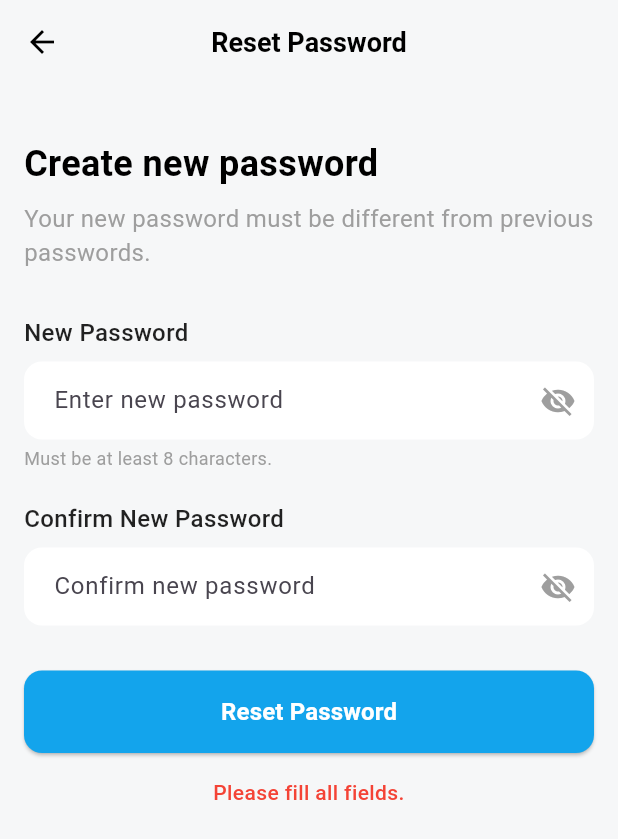
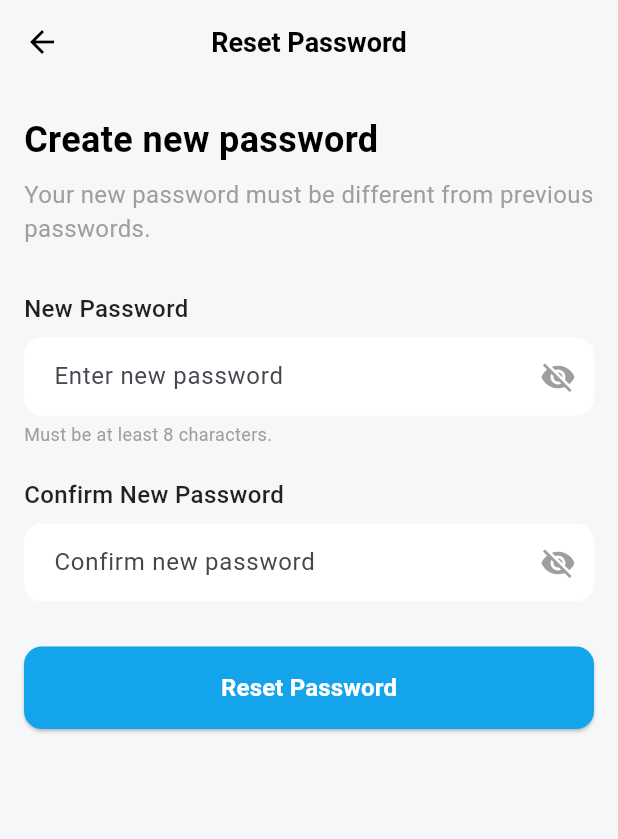
Before and after one commit to aymanSalahA/deal_wise, a Flutter app: the screen it shows after launch, after a tap on "Reset Password", on a phone screen of 412 x 824 dp. Shown: the top 839 px of the screen. Run offline on Flutter 3.47's test engine with Material 3 defaults, Android fonts, the phone set to English and light mode, and no system bars; our stand-ins replace dio, flutter_bloc.

Commit message:
checkpoint reset 1

```diff
--- a/lib/features/auth/data/api_service/reset_password_service.dart
+++ b/lib/features/auth/data/api_service/reset_password_service.dart
@@ -16,14 +16,8 @@ class ResetPasswordService {
 
     final response = await _dio.post(
       url,
-      data: {
-        'email': email,
-        'otp': otp,
-        'newPassword': newPassword,
-      },
-      options: Options(
-        headers: {'Content-Type': 'application/json'},
-      ),
+      data: {'email': email, 'otp': otp, 'newPassword': newPassword},
+      options: Options(headers: {'Content-Type': 'application/json'}),
     );
 
     log('✅ Response status: ${response.statusCode}');
--- a/lib/features/auth/presentation/cubit/reset_password_cubit.dart
+++ b/lib/features/auth/presentation/cubit/reset_password_cubit.dart
@@ -1,60 +1,19 @@
-import 'dart:developer';
-import 'package:dio/dio.dart';
 import 'package:flutter_bloc/flutter_bloc.dart';
-import '../../data/api_service/reset_password_service.dart';
 
-class ResetPasswordCubit extends Cubit<ResetPasswordState> {
-  final ResetPasswordService _service;
+// Cubit for New Password visibility
+class NewPasswordVisibilityCubit extends Cubit<bool> {
+  NewPasswordVisibilityCubit() : super(true); // true = obscured
 
-  ResetPasswordCubit(this._service) : super(ResetPasswordInitial());
-
-  Future<void> resetPassword({
-    required String email,
-    required String otp,
-    required String newPassword,
-  }) async {
-    log('🔹 resetPassword() called');
-    emit(ResetPasswordLoading());
-    log('🔹 State: ResetPasswordLoading');
-
-    try {
-      await _service.resetPassword(
-        email: email,
-        otp: otp,
-        newPassword: newPassword,
-      );
-      log('✅ API success');
-      emit(ResetPasswordSuccess());
-      log('🔹 State: ResetPasswordSuccess');
-    } on DioException catch (e) {
-      final message =
-          e.response?.data?.toString() ?? e.message ?? 'Unknown Dio error';
-      log('❌ DioException: $message');
-      emit(ResetPasswordFailure(message));
-      log('🔹 State: ResetPasswordFailure');
-    } catch (e) {
-      log('❌ General Exception: $e');
-      emit(ResetPasswordFailure(e.toString()));
-      log('🔹 State: ResetPasswordFailure (general)');
-    }
-  }
-
-  void setError(String message) {
-    log('⚠️ Validation Error: $message');
-    emit(ResetPasswordFailure(message));
+  void toggleVisibility() {
+    emit(!state);
   }
 }
 
-// States
-abstract class ResetPasswordState {}
+// Cubit for Confirm Password visibility
+class ConfirmPasswordVisibilityCubit extends Cubit<bool> {
+  ConfirmPasswordVisibilityCubit() : super(true); // true = obscured
 
-class ResetPasswordInitial extends ResetPasswordState {}
-
-class ResetPasswordLoading extends ResetPasswordState {}
-
-class ResetPasswordSuccess extends ResetPasswordState {}
-
-class ResetPasswordFailure extends ResetPasswordState {
-  final String error;
-  ResetPasswordFailure(this.error);
+  void toggleVisibility() {
+    emit(!state);
+  }
 }
--- a/lib/features/auth/presentation/screens/reset_password.dart
+++ b/lib/features/auth/presentation/screens/reset_password.dart
@@ -1,23 +1,21 @@
-import 'dart:developer';
 import 'package:flutter/material.dart';
 import 'package:flutter_bloc/flutter_bloc.dart';
 import '../cubit/reset_password_cubit.dart';
-import '../../data/api_service/reset_password_service.dart';
 
 class ResetPasswordScreen extends StatelessWidget {
-  ResetPasswordScreen({super.key});
-
   final TextEditingController _newPasswordController = TextEditingController();
   final TextEditingController _confirmPasswordController =
       TextEditingController();
 
-  final ValueNotifier<bool> _obscureNewPassword = ValueNotifier(true);
-  final ValueNotifier<bool> _obscureConfirmPassword = ValueNotifier(true);
+  ResetPasswordScreen({super.key});
 
   @override
   Widget build(BuildContext context) {
-    return BlocProvider(
-      create: (_) => ResetPasswordCubit(ResetPasswordService()),
+    return MultiBlocProvider(
+      providers: [
+        BlocProvider(create: (context) => NewPasswordVisibilityCubit()),
+        BlocProvider(create: (context) => ConfirmPasswordVisibilityCubit()),
+      ],
       child: Scaffold(
         backgroundColor: const Color(0xFFF6F7F8),
         appBar: AppBar(
@@ -25,7 +23,7 @@ class ResetPasswordScreen extends StatelessWidget {
           elevation: 0,
           leading: IconButton(
             icon: const Icon(Icons.arrow_back, color: Colors.black),
-            onPressed: () => Navigator.pop(context),
+            onPressed: () => Navigator.of(context).pop(),
           ),
           title: const Text(
             'Reset Password',
@@ -38,12 +36,9 @@ class ResetPasswordScreen extends StatelessWidget {
           centerTitle: true,
         ),
         body: SingleChildScrollView(
-          padding: const EdgeInsets.all(16),
-          child: BlocBuilder<ResetPasswordCubit, ResetPasswordState>(
-            builder: (context, state) {
-              final cubit = context.read<ResetPasswordCubit>();
-
-              return Column(
+          child: Padding(
+            padding: const EdgeInsets.symmetric(horizontal: 16.0),
+            child: Column(
               crossAxisAlignment: CrossAxisAlignment.stretch,
               children: [
                 const SizedBox(height: 20),
@@ -61,8 +56,12 @@ class ResetPasswordScreen extends StatelessWidget {
                   style: TextStyle(fontSize: 16, color: Colors.grey),
                 ),
                 const SizedBox(height: 30),
-
-                  // New Password
+                // New Password Field
+                BlocBuilder<NewPasswordVisibilityCubit, bool>(
+                  builder: (context, obscureNewPassword) {
+                    return Column(
+                      crossAxisAlignment: CrossAxisAlignment.start,
+                      children: [
                         const Text(
                           'New Password',
                           style: TextStyle(
@@ -72,23 +71,23 @@ class ResetPasswordScreen extends StatelessWidget {
                           ),
                         ),
                         const SizedBox(height: 8),
-                  ValueListenableBuilder<bool>(
-                    valueListenable: _obscureNewPassword,
-                    builder: (context, obscure, _) {
-                      return TextField(
+                        TextField(
                           controller: _newPasswordController,
-                        obscureText: obscure,
+                          obscureText: obscureNewPassword,
                           decoration: InputDecoration(
                             filled: true,
                             fillColor: Colors.white,
                             hintText: 'Enter new password',
                             suffixIcon: IconButton(
                               icon: Icon(
-                              obscure ? Icons.visibility_off : Icons.visibility,
+                                obscureNewPassword
+                                    ? Icons.visibility_off
+                                    : Icons.visibility,
                                 color: Colors.grey,
                               ),
-                            onPressed: () =>
-                                _obscureNewPassword.value = !obscure,
+                              onPressed: () => context
+                                  .read<NewPasswordVisibilityCubit>()
+                                  .toggleVisibility(),
                             ),
                             border: OutlineInputBorder(
                               borderRadius: BorderRadius.circular(12),
@@ -99,18 +98,23 @@ class ResetPasswordScreen extends StatelessWidget {
                               vertical: 14,
                             ),
                           ),
-                      );
-                    },
                         ),
                         const SizedBox(height: 4),
                         const Text(
                           'Must be at least 8 characters.',
                           style: TextStyle(fontSize: 12, color: Colors.grey),
                         ),
-
+                      ],
+                    );
+                  },
+                ),
                 const SizedBox(height: 20),
-
-                  // Confirm Password
+                // Confirm Password Field
+                BlocBuilder<ConfirmPasswordVisibilityCubit, bool>(
+                  builder: (context, obscureConfirmPassword) {
+                    return Column(
+                      crossAxisAlignment: CrossAxisAlignment.start,
+                      children: [
                         const Text(
                           'Confirm New Password',
                           style: TextStyle(
@@ -120,23 +124,23 @@ class ResetPasswordScreen extends StatelessWidget {
                           ),
                         ),
                         const SizedBox(height: 8),
-                  ValueListenableBuilder<bool>(
-                    valueListenable: _obscureConfirmPassword,
-                    builder: (context, obscure, _) {
-                      return TextField(
+                        TextField(
                           controller: _confirmPasswordController,
-                        obscureText: obscure,
+                          obscureText: obscureConfirmPassword,
                           decoration: InputDecoration(
                             filled: true,
                             fillColor: Colors.white,
                             hintText: 'Confirm new password',
                             suffixIcon: IconButton(
                               icon: Icon(
-                              obscure ? Icons.visibility_off : Icons.visibility,
+                                obscureConfirmPassword
+                                    ? Icons.visibility_off
+                                    : Icons.visibility,
                                 color: Colors.grey,
                               ),
-                            onPressed: () =>
-                                _obscureConfirmPassword.value = !obscure,
+                              onPressed: () => context
+                                  .read<ConfirmPasswordVisibilityCubit>()
+                                  .toggleVisibility(),
                             ),
                             border: OutlineInputBorder(
                               borderRadius: BorderRadius.circular(12),
@@ -147,40 +151,17 @@ class ResetPasswordScreen extends StatelessWidget {
                               vertical: 14,
                             ),
                           ),
+                        ),
+                      ],
                     );
                   },
                 ),
-
                 const SizedBox(height: 30),
-
-                  // Submit Button
+                // Reset Password Button
                 ElevatedButton(
-                    onPressed: state is ResetPasswordLoading
-                        ? null
-                        : () {
-                            log('🔹 Reset button pressed');
-                            final newPassword = _newPasswordController.text.trim();
-                            final confirmPassword =
-                                _confirmPasswordController.text.trim();
-
-                            if (newPassword.isEmpty ||
-                                confirmPassword.isEmpty) {
-                              cubit.setError('Please fill all fields.');
-                              log('⚠️ Validation: empty fields');
-                              return;
-                            }
-
-                            if (newPassword != confirmPassword) {
-                              cubit.setError('Passwords do not match.');
-                              log('⚠️ Validation: password mismatch');
-                              return;
-                            }
-
-                            cubit.resetPassword(
-                              email: "example@gmail.com", // change to real one
-                              otp: "123456", // change to real otp
-                              newPassword: newPassword,
-                            );
+                  onPressed: () {
+                    print('\x1B[1;42m Reset Password Pressed \x1B[0m');
+                    //
                   },
                   style: ElevatedButton.styleFrom(
                     backgroundColor: const Color(0xFF13A4EC),
@@ -189,16 +170,7 @@ class ResetPasswordScreen extends StatelessWidget {
                       borderRadius: BorderRadius.circular(12),
                     ),
                   ),
-                    child: state is ResetPasswordLoading
-                        ? const SizedBox(
-                            height: 20,
-                            width: 20,
-                            child: CircularProgressIndicator(
-                              color: Colors.white,
-                              strokeWidth: 2,
-                            ),
-                          )
-                        : const Text(
+                  child: const Text(
                     'Reset Password',
                     style: TextStyle(
                       fontSize: 16,
@@ -207,31 +179,8 @@ class ResetPasswordScreen extends StatelessWidget {
                     ),
                   ),
                 ),
-
-                  const SizedBox(height: 16),
-
-                  // Red or green message
-                  if (state is ResetPasswordFailure)
-                    Text(
-                      state.error,
-                      textAlign: TextAlign.center,
-                      style: const TextStyle(
-                        color: Colors.red,
-                        fontWeight: FontWeight.w500,
+              ],
             ),
-                    ),
-                  if (state is ResetPasswordSuccess)
-                    const Text(
-                      'Password reset successfully!',
-                      textAlign: TextAlign.center,
-                      style: TextStyle(
-                        color: Colors.green,
-                        fontWeight: FontWeight.w600,
-                      ),
-                    ),
-                ],
-              );
-            },
           ),
         ),
       ),
```
Lines whose indentation alone changed are shown as unchanged.
